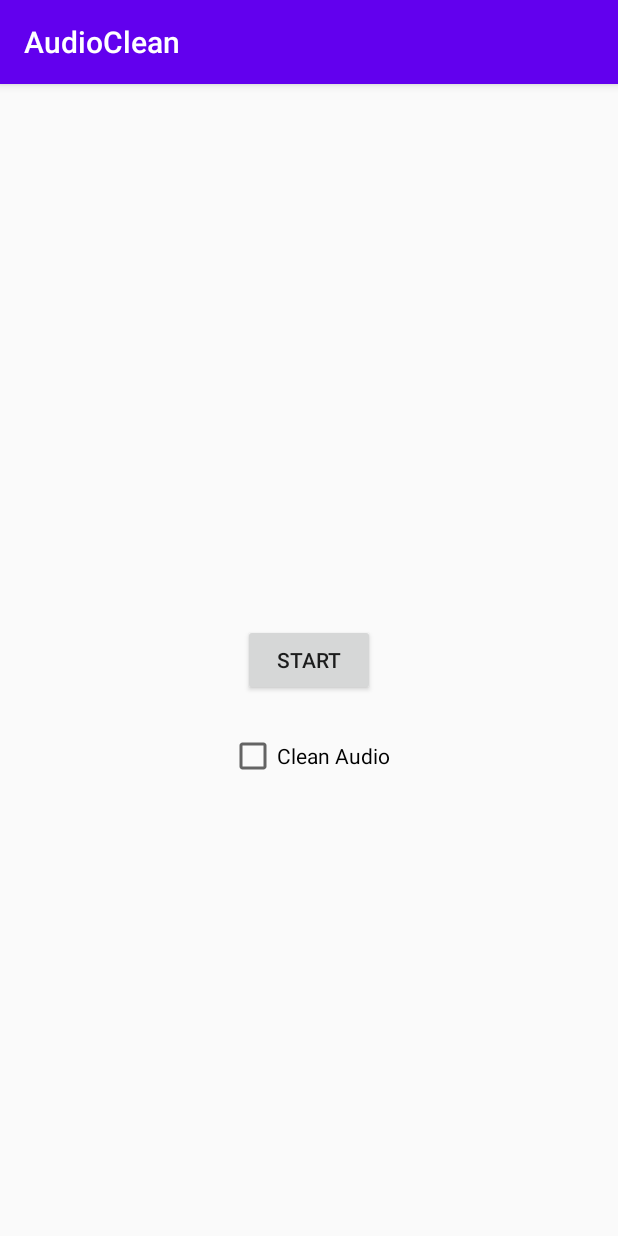
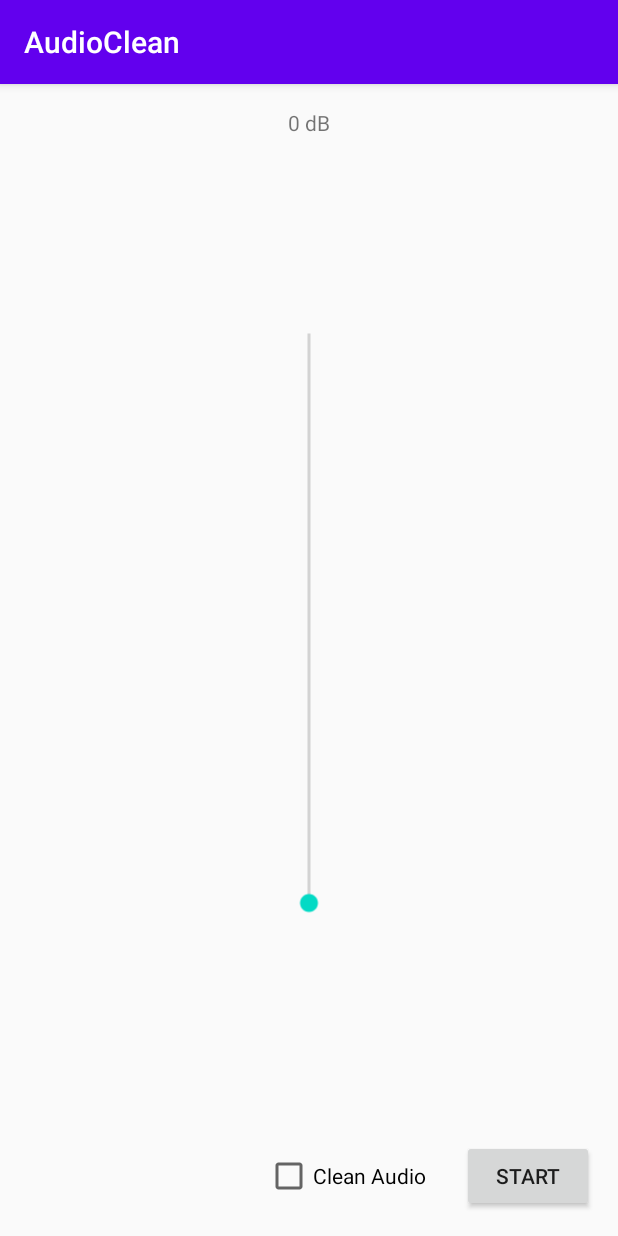
Before and after one commit to soygabimoreno/AudioClean, an Android app: the screen it shows after launch (MainActivity), on a phone screen of 412 x 824 dp. Run offline under Robolectric (Android 15) with nearby library versions, the phone set to English and light mode, and no system bars; 1 statement that could not run was skipped.

Commit message:
Added a fader custom view

```diff
--- /dev/null
+++ b/app/src/main/java/soy/gabimoreno/audioclean/framework/ViewGroupExtension.kt
@@ -0,0 +1,10 @@
+package soy.gabimoreno.audioclean.framework
+
+import android.view.LayoutInflater
+import android.view.View
+import android.view.ViewGroup
+import androidx.annotation.LayoutRes
+
+fun ViewGroup.inflateCustom(@LayoutRes layoutResId: Int): View {
+    return LayoutInflater.from(context).inflate(layoutResId, this, true)
+}
--- /dev/null
+++ b/app/src/main/java/soy/gabimoreno/audioclean/presenter/customview/Fader.kt
@@ -0,0 +1,22 @@
+package soy.gabimoreno.audioclean.presenter.customview
+
+import android.content.Context
+import android.util.AttributeSet
+import androidx.constraintlayout.widget.ConstraintLayout
+import kotlinx.android.synthetic.main.custom_fader.view.*
+import soy.gabimoreno.audioclean.R
+import soy.gabimoreno.audioclean.framework.inflateCustom
+
+class Fader @JvmOverloads constructor(
+    context: Context,
+    attrs: AttributeSet? = null
+) : ConstraintLayout(context, attrs) {
+
+    init {
+        inflateCustom(R.layout.custom_fader)
+    }
+
+    fun setDb(dB: Int) {
+        tv.text = "$dB dB"
+    }
+}
--- a/app/src/main/res/layout/activity_main.xml
+++ b/app/src/main/res/layout/activity_main.xml
@@ -7,23 +7,33 @@
     android:layout_height="match_parent"
     tools:context=".presenter.MainActivity">
 
+    <soy.gabimoreno.audioclean.presenter.customview.Fader
+        android:layout_width="0dp"
+        android:layout_height="0dp"
+        android:layout_marginTop="16dp"
+        android:layout_marginBottom="16dp"
+        app:layout_constraintBottom_toTopOf="@+id/cbCleanAudio"
+        app:layout_constraintEnd_toEndOf="parent"
+        app:layout_constraintStart_toStartOf="parent"
+        app:layout_constraintTop_toTopOf="parent"/>
+
     <Button
         android:id="@+id/btnPlayer"
         android:layout_width="wrap_content"
         android:layout_height="wrap_content"
+        android:layout_marginEnd="16dp"
+        android:layout_marginBottom="16dp"
         android:text="@string/start"
         app:layout_constraintBottom_toBottomOf="parent"
-        app:layout_constraintLeft_toLeftOf="parent"
-        app:layout_constraintRight_toRightOf="parent"
-        app:layout_constraintTop_toTopOf="parent"/>
+        app:layout_constraintRight_toRightOf="parent"/>
 
     <CheckBox
         android:id="@+id/cbCleanAudio"
         android:layout_width="wrap_content"
         android:layout_height="wrap_content"
-        android:layout_marginTop="24dp"
+        android:layout_marginEnd="24dp"
         android:text="@string/clean_audio"
-        app:layout_constraintEnd_toEndOf="@id/btnPlayer"
-        app:layout_constraintStart_toStartOf="@id/btnPlayer"
-        app:layout_constraintTop_toBottomOf="@id/btnPlayer"/>
+        app:layout_constraintBottom_toBottomOf="@id/btnPlayer"
+        app:layout_constraintEnd_toStartOf="@id/btnPlayer"
+        app:layout_constraintTop_toTopOf="@id/btnPlayer"/>
 </androidx.constraintlayout.widget.ConstraintLayout>
--- /dev/null
+++ b/app/src/main/res/layout/custom_fader.xml
@@ -0,0 +1,28 @@
+<?xml version="1.0" encoding="utf-8"?>
+<merge
+    xmlns:android="http://schemas.android.com/apk/res/android"
+    xmlns:app="http://schemas.android.com/apk/res-auto"
+    xmlns:tools="http://schemas.android.com/tools"
+    tools:layout_height="match_parent"
+    tools:layout_width="match_parent"
+    tools:parentTag="androidx.constraintlayout.widget.ConstraintLayout">
+
+    <TextView
+        android:id="@+id/tv"
+        android:layout_width="wrap_content"
+        android:layout_height="wrap_content"
+        android:text="0 dB"
+        app:layout_constraintEnd_toEndOf="parent"
+        app:layout_constraintStart_toStartOf="parent"
+        app:layout_constraintTop_toTopOf="parent"/>
+
+    <SeekBar
+        android:id="@+id/sb"
+        android:layout_width="0dp"
+        android:layout_height="wrap_content"
+        android:rotation="270"
+        app:layout_constraintBottom_toBottomOf="parent"
+        app:layout_constraintEnd_toEndOf="parent"
+        app:layout_constraintStart_toStartOf="parent"
+        app:layout_constraintTop_toTopOf="parent"/>
+</merge>
```
